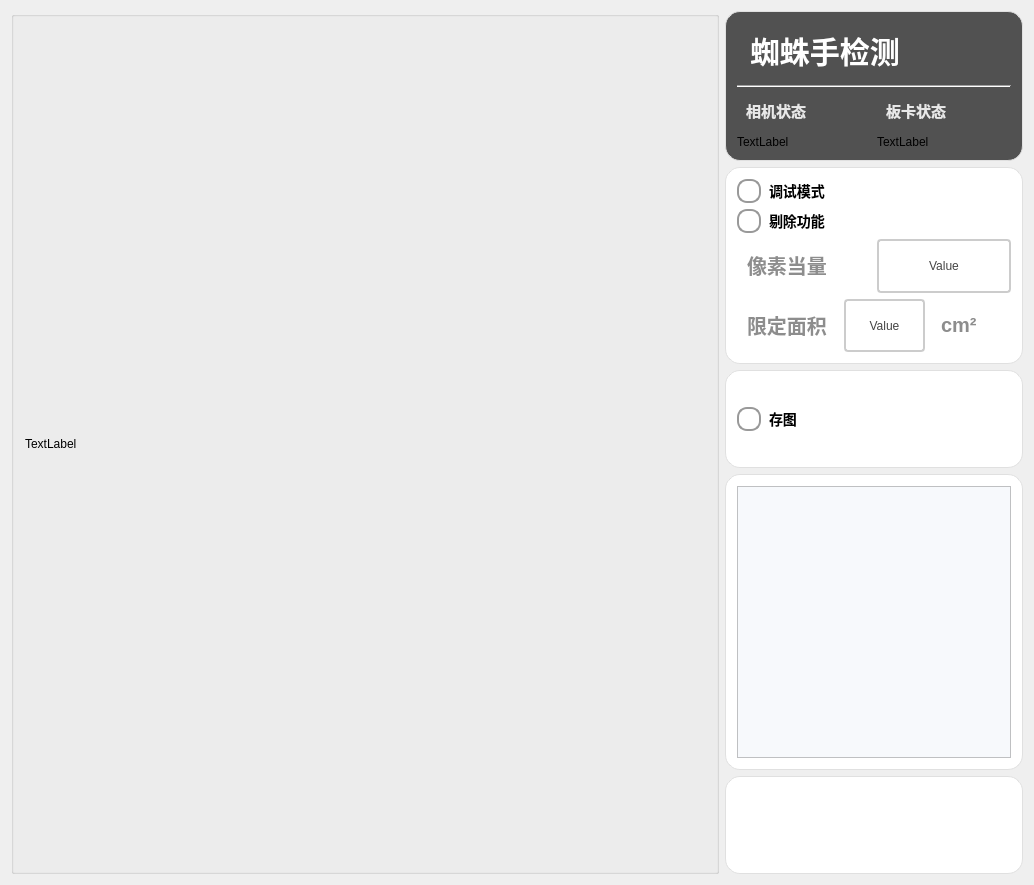
The window that XiuWenZhiZHuShouSolution/ui/XiuWenZhiZHuShou.ui (WIND-ROAD-RUN/XiuWenZhiZhuShou) describes before a commit, drawn with Qt 5.
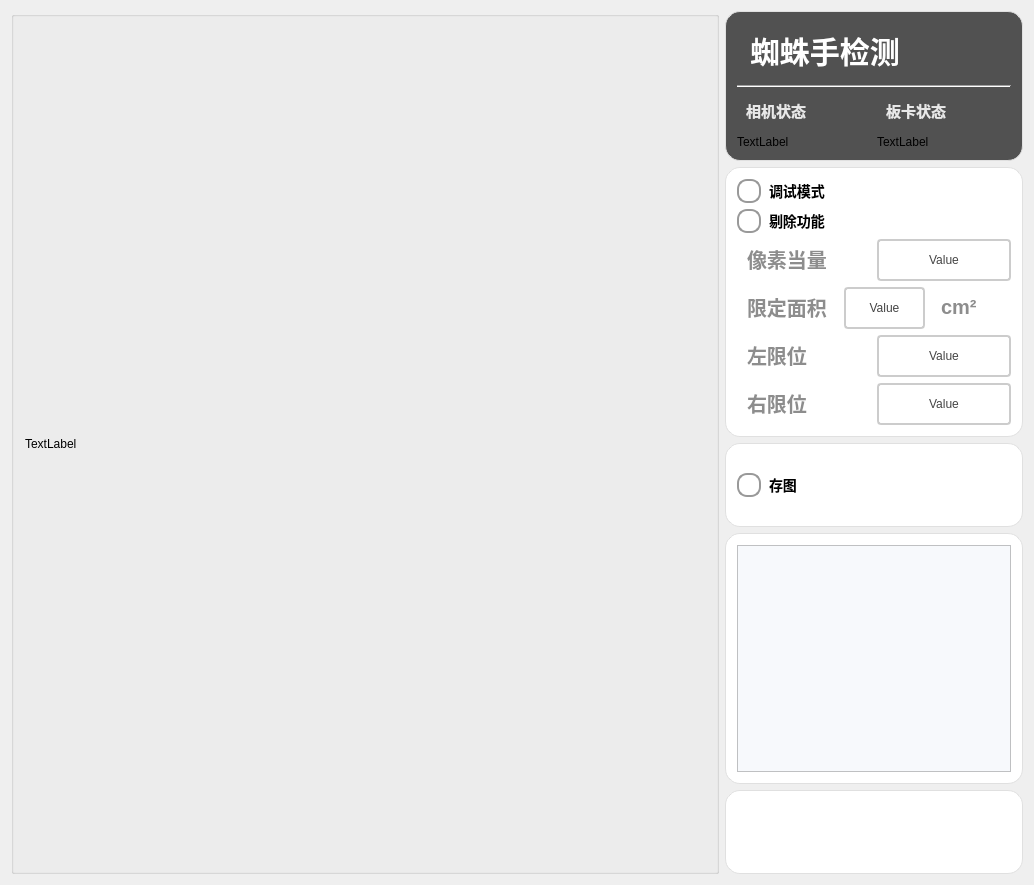
The same window after the commit. Icons and pictures are not drawn.

Commit message: 增加限位

What changed in the file:
```diff
--- a/XiuWenZhiZHuShouSolution/ui/XiuWenZhiZHuShou.ui
+++ b/XiuWenZhiZHuShouSolution/ui/XiuWenZhiZHuShou.ui
@@ -233,7 +233,7 @@
           <property name="title">
            <string/>
           </property>
-          <layout class="QVBoxLayout" name="verticalLayout" stretch="1,1,1,1">
+          <layout class="QVBoxLayout" name="verticalLayout" stretch="1,1,1,1,1,1">
            <item>
             <layout class="QHBoxLayout" name="horizontalLayout_4">
              <item>
@@ -498,6 +498,110 @@
              </item>
             </layout>
            </item>
+           <item>
+            <layout class="QHBoxLayout" name="hLayout_remove_5">
+             <item>
+              <widget class="QLabel" name="label_4">
+               <property name="styleSheet">
+                <string notr="true">QLabel {
+       font-size: 20px;        
+       font-weight: bold;        
+       color:  rgb(141, 141, 141);       
+       padding: 5px 5px;     
+       border-bottom: 2px solid #cccccc; 
+    }</string>
+               </property>
+               <property name="text">
+                <string>左限位</string>
+               </property>
+              </widget>
+             </item>
+             <item>
+              <widget class="QPushButton" name="btn_zuoxianwei">
+               <property name="sizePolicy">
+                <sizepolicy hsizetype="Minimum" vsizetype="Minimum">
+                 <horstretch>0</horstretch>
+                 <verstretch>0</verstretch>
+                </sizepolicy>
+               </property>
+               <property name="styleSheet">
+                <string notr="true">QPushButton {
+    padding: 6px 14px;
+    border: 2px solid #CCC;
+    border-radius: 4px;
+    background-color: white;
+    color: #444;
+}
+
+QPushButton:hover {
+    border-color: #999;
+    background-color: #F5F5F5;
+}
+
+QPushButton:pressed {
+    border-color: #777;
+    background-color: #EEE;
+}</string>
+               </property>
+               <property name="text">
+                <string>Value</string>
+               </property>
+              </widget>
+             </item>
+            </layout>
+           </item>
+           <item>
+            <layout class="QHBoxLayout" name="hLayout_remove_6">
+             <item>
+              <widget class="QLabel" name="label_5">
+               <property name="styleSheet">
+                <string notr="true">QLabel {
+       font-size: 20px;        
+       font-weight: bold;        
+       color:  rgb(141, 141, 141);       
+       padding: 5px 5px;     
+       border-bottom: 2px solid #cccccc; 
+    }</string>
+               </property>
+               <property name="text">
+                <string>右限位</string>
+               </property>
+              </widget>
+             </item>
+             <item>
+              <widget class="QPushButton" name="btn_youxianwei">
+               <property name="sizePolicy">
+                <sizepolicy hsizetype="Minimum" vsizetype="Minimum">
+                 <horstretch>0</horstretch>
+                 <verstretch>0</verstretch>
+                </sizepolicy>
+               </property>
+               <property name="styleSheet">
+                <string notr="true">QPushButton {
+    padding: 6px 14px;
+    border: 2px solid #CCC;
+    border-radius: 4px;
+    background-color: white;
+    color: #444;
+}
+
+QPushButton:hover {
+    border-color: #999;
+    background-color: #F5F5F5;
+}
+
+QPushButton:pressed {
+    border-color: #777;
+    background-color: #EEE;
+}</string>
+               </property>
+               <property name="text">
+                <string>Value</string>
+               </property>
+              </widget>
+             </item>
+            </layout>
+           </item>
           </layout>
          </widget>
         </item>
```
The commit also changes 5 other files.
